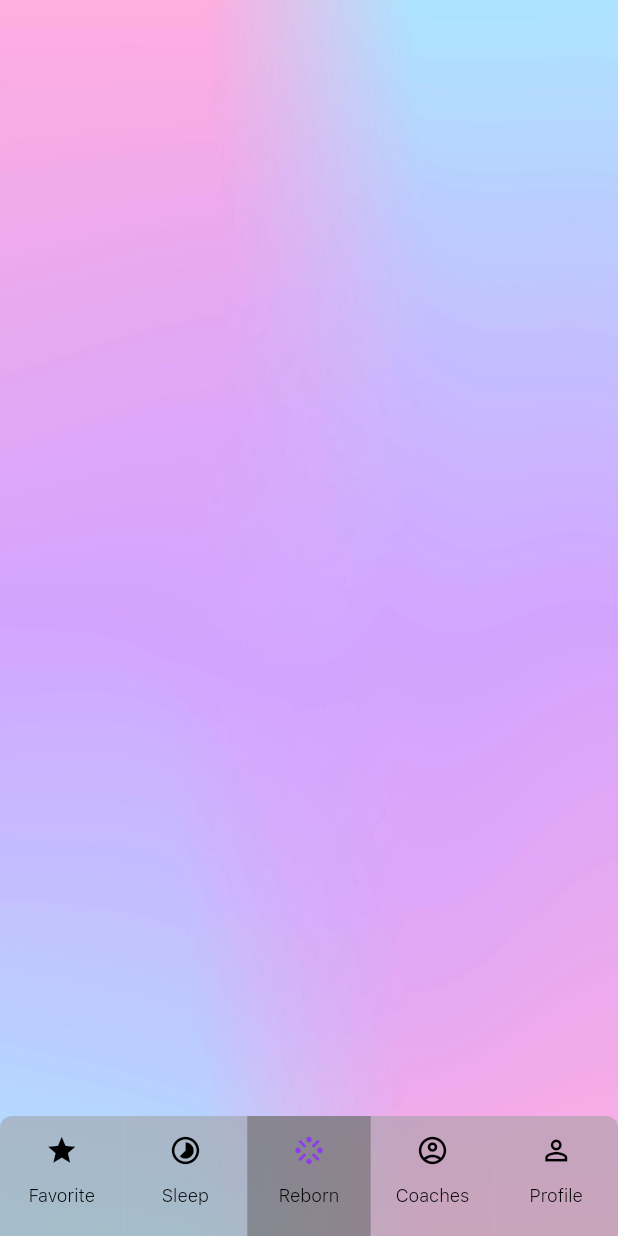
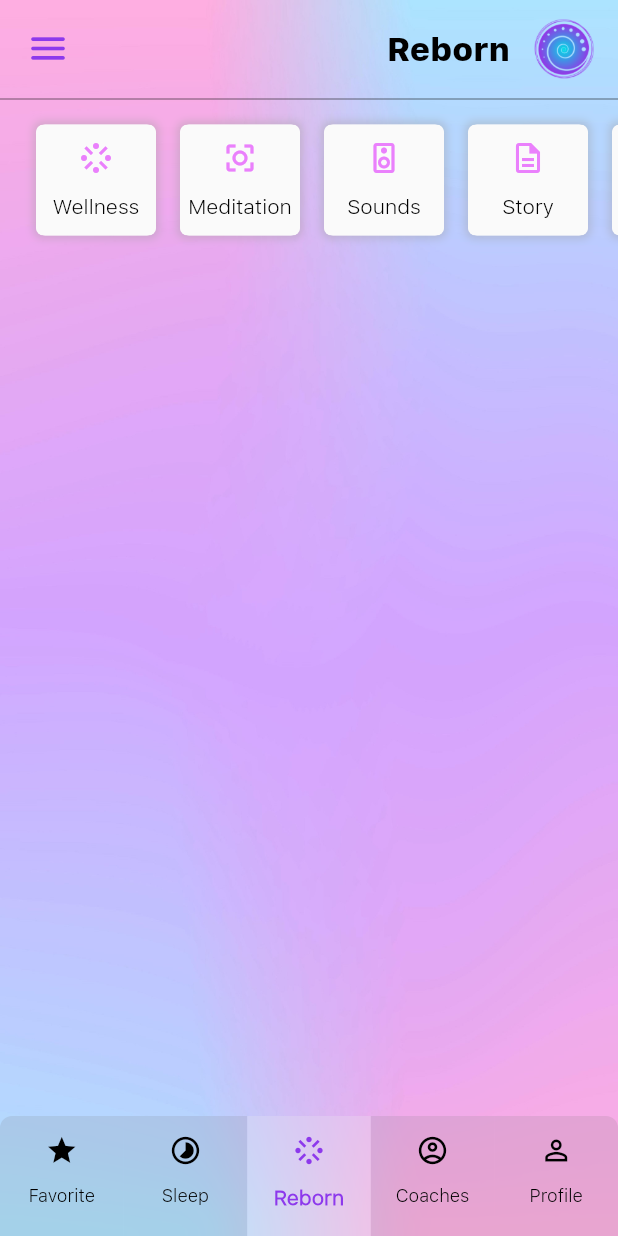
Before and after one commit to mostafizurrahman/reborn, a Flutter app: the HomeWidget screen opened directly, on a phone screen of 412 x 824 dp. Run offline on Flutter 3.47's test engine with Material 2 defaults, Android fonts, the light colour scheme and no system bars; our stand-ins replace cached_network_image, cloud_firestore, equatable, firebase_core, flutter_bloc, font_awesome_flutter and 4 more; accounts and stored records are empty.

Commit message:
Display filter section in top

```diff
--- a/reborn/lib/feature/base_widget/base_scaffold_state.dart
+++ b/reborn/lib/feature/base_widget/base_scaffold_state.dart
@@ -10,6 +10,8 @@ class BaseScaffoldState extends StatelessWidget {
   final Widget? body;
   final Widget? bottom;
   final Widget? floating;
+  final Widget? drawer;
+  final PreferredSizeWidget? appBar;
   final FloatingActionButtonLocation? floatLocation;
 
   const BaseScaffoldState({
@@ -18,6 +20,8 @@ class BaseScaffoldState extends StatelessWidget {
     this.bottom,
     this.floating,
     this.floatLocation,
+    this.appBar,
+    this.drawer,
   }) : super(key: key);
 
   Future<bool> onWilPop() async {
@@ -30,6 +34,8 @@ class BaseScaffoldState extends StatelessWidget {
       value: loadingBloc,
       child: WillPopScope(
         child: Scaffold(
+          drawer: drawer,
+          appBar: appBar,
           body: Container(
             width: screenData.width,
             height: screenData.height,
--- a/reborn/lib/feature/data_model/static_data.dart
+++ b/reborn/lib/feature/data_model/static_data.dart
@@ -38,20 +38,20 @@ class StaticData {
             iconData: Icons.star, tabID: "0_t_fav", name: "Favorite", onTap: _onTabBarItemTap)
           ..isSelected = false,
         TabBarData(
-            iconData: Icons.timelapse, tabID: "1_t_recent", name: "Sleep", onTap: _onTabBarItemTap)
+            iconData: Icons.timelapse, tabID: "1_sleep", name: "Sleep", onTap: _onTabBarItemTap)
           ..isSelected = false,
         TabBarData(
-            iconData: Icons.stream, tabID: "2_t_contact", name: "Reborn", onTap: _onTabBarItemTap)
+            iconData: Icons.stream, tabID: "2_reborn", name: "Reborn", onTap: _onTabBarItemTap)
           ..isSelected = true,
         TabBarData(
             iconData: Icons.account_circle_outlined,
-            tabID: "3_t_qr",
+            tabID: "3_coaches",
             name: "Coaches",
             onTap: _onTabBarItemTap)
           ..isSelected = false,
         TabBarData(
             iconData: Icons.person_outline,
-            tabID: "4_t_add",
+            tabID: "4_profile",
             name: "Profile",
             onTap: _onTabBarItemTap)
           ..isSelected = false,
--- a/reborn/lib/feature/home/home_tab_widget.dart
+++ b/reborn/lib/feature/home/home_tab_widget.dart
@@ -10,8 +10,12 @@ class TabBarData {
   final String tabID;
   final IconData iconData;
   final Function(String) onTap;
-  TabBarData(
-      {required this.tabID, required this.name, required this.iconData, required this.onTap});
+  TabBarData({
+    required this.tabID,
+    required this.name,
+    required this.iconData,
+    required this.onTap,
+  });
 }
 
 class HomeTabWidget extends StatelessWidget {
@@ -35,8 +39,8 @@ class HomeTabWidget extends StatelessWidget {
         width: _width,
         child: Material(
           color: _tabData.isSelected
-              ? Colors.grey.shade600.withAlpha(200)
-              : Colors.grey.shade500.withAlpha(140),
+              ? Colors.grey.shade200.withAlpha(60)
+              : Colors.grey.shade600.withAlpha(40),
           child: Ink(
             child: InkWell(
               focusColor: CCAppTheme.pinkLightColor,
@@ -46,14 +50,7 @@ class HomeTabWidget extends StatelessWidget {
                 mainAxisSize: MainAxisSize.max,
                 mainAxisAlignment: MainAxisAlignment.start,
                 crossAxisAlignment: CrossAxisAlignment.center,
-                children: [
-                  const SizedBox(height: 12),
-                  Icon(_tabData.iconData,
-                      color: _tabData.isSelected ? CCAppTheme.pinkDarkColor : Colors.black,
-                      size: 22),
-                  const SizedBox(height: 12),
-                  Text(_tabData.name, style: CCAppTheme.txt),
-                ],
+                children: _getChildrenList(_tabData),
               ),
             ),
           ),
@@ -64,4 +61,27 @@ class HomeTabWidget extends StatelessWidget {
     }
     return tabList;
   }
+
+  List<Widget> _getChildrenList(TabBarData _tabData) {
+    if (_tabData.isSelected) {
+      return [
+        const SizedBox(height: 12),
+        Icon(_tabData.iconData, color: CCAppTheme.pinkDarkColor, size: 22),
+        const SizedBox(height: 12),
+        Text(
+          _tabData.name,
+          style: CCAppTheme.txt1.copyWith(
+            color: CCAppTheme.pinkDarkColor,
+            fontWeight: FontWeight.w600,
+          ),
+        ),
+      ];
+    }
+    return [
+      const SizedBox(height: 12),
+      Icon(_tabData.iconData, color: Colors.black, size: 22),
+      const SizedBox(height: 12),
+      Text(_tabData.name, style: CCAppTheme.txt),
+    ];
+  }
 }
--- a/reborn/lib/feature/home/home_widget.dart
+++ b/reborn/lib/feature/home/home_widget.dart
@@ -1,6 +1,7 @@
 import 'dart:math';
 
 import 'package:cached_network_image/cached_network_image.dart';
+import 'package:flutter/cupertino.dart';
 import 'package:reborn/feature/data_model/entity/service_entity.dart';
 import 'package:reborn/feature/home/home_recent_widget.dart';
 import 'package:reborn/feature/home/home_secret_widget.dart';
@@ -24,6 +25,7 @@ import '../../rx_export.dart';
 import '../data/network/firebase_api.dart';
 import '../data_model/static_data.dart';
 import '../widget/base_widget/theme_state.dart';
+import '../widget/ink_widget.dart';
 import 'rx_reborn_name/reborn_name_bloc.dart';
 import 'rx_reborn_name/reborn_name_states.dart';
 import 'widgets/bottom_navigation_view.dart';
@@ -71,7 +73,6 @@ class _HomeState extends ThemeState<HomeWidget> {
   Widget build(BuildContext context) {
     screenData.setScreenData(context);
 
-
     return MultiBlocProvider(
       providers: [
         BlocProvider<RebornFilterBloc>.value(value: _rebornNameBloc),
@@ -80,13 +81,22 @@ class _HomeState extends ThemeState<HomeWidget> {
       child: BaseScaffoldState(
         floating: BottomNavigationView(tabBarBehaviour: _tabBehaviour),
         floatLocation: FloatingActionButtonLocation.centerDocked,
+        drawer: const MenuWidget(),
+        body: SafeArea(
+          child: Column(
+            children: const [
+              RebornFilterView(),
+            ],
+          ),
+        ),
       ),
     );
   }
 
+  void _onTapDrawer() {}
+
   Widget _getBody() {
     return Scaffold(
-      drawer: const MenuWidget(),
       body: Container(
         decoration: const BoxDecoration(
           color: Colors.grey,
@@ -99,13 +109,11 @@ class _HomeState extends ThemeState<HomeWidget> {
           color: CCAppTheme.pinkDarkerColor,
           child: Center(
             child: Container(
-
               decoration: CCAppTheme.shadowDec.copyWith(color: CCAppTheme.pinkDarkColor),
               child: Padding(
                 padding: EdgeInsets.symmetric(vertical: 200, horizontal: 48),
                 child: Container(
                   decoration: CCAppTheme.shadowDec.copyWith(color: CCAppTheme.pinkMediumColor),
-
                   child: Padding(
                     padding: EdgeInsets.symmetric(vertical: 150, horizontal: 48),
                     child: Container(
@@ -162,24 +170,23 @@ class _HomeState extends ThemeState<HomeWidget> {
               return Padding(
                 padding: EdgeInsets.only(right: 24, bottom: 6, top: 6, left: index == 0 ? 24 : 0),
                 child: Container(
-
                   width: screenData.width * 0.8 - 12,
                   height: screenData.width * 0.6 - 15,
                   decoration: CCAppTheme.shadowNoBorder,
                   child: ClipRRect(
                     borderRadius: const BorderRadius.all(Radius.circular(6)),
                     child: Material(
-
                       child: Ink(
                         decoration: BoxDecoration(
-                          image: DecorationImage(image: NetworkImage(_category.rebornMeditationList.first.meditationList.first.meditationCoverImage),
-                            fit: BoxFit.cover
-                        ), ),
+                          image: DecorationImage(
+                              image: NetworkImage(_category.rebornMeditationList.first
+                                  .meditationList.first.meditationCoverImage),
+                              fit: BoxFit.cover),
+                        ),
                         child: BackdropFilter(
                           filter: ui.ImageFilter.blur(sigmaX: 5, sigmaY: 5),
                           child: InkWell(
-
-                            onTap: (){
+                            onTap: () {
                               debugPrint("done");
                             },
                             hoverColor: Colors.blueAccent,
@@ -199,10 +206,14 @@ class _HomeState extends ThemeState<HomeWidget> {
                                   children: [
                                     Icon(Icons.favorite, color: CCAppTheme.periwinkleLightColor),
                                     const SizedBox(width: 12),
-                                    Text(data.meditationList.first.meditationType, style: CCAppTheme.txt2.copyWith(color: Colors.white),)
+                                    Text(
+                                      data.meditationList.first.meditationType,
+                                      style: CCAppTheme.txt2.copyWith(color: Colors.white),
+                                    )
                                   ],
                                 ),
-                                Text(_category.categoryTitle, style: CCAppTheme.txtHL1.copyWith(color: Colors.white)),
+                                Text(_category.categoryTitle,
+                                    style: CCAppTheme.txtHL1.copyWith(color: Colors.white)),
                                 SizedBox(height: screenData.width * 0.3),
                                 Container(
                                   width: screenData.width * 0.8,
@@ -227,7 +238,12 @@ class _HomeState extends ThemeState<HomeWidget> {
                                               style: CCAppTheme.txtHL1
                                                   .copyWith(overflow: TextOverflow.fade)),
                                           SizedBox(height: 8),
-                                          Text(author.authorDescription.substring(0, 30)+"...", style: CCAppTheme.txtHL3.copyWith(color: CCAppTheme.pinkDarkColor, overflow: TextOverflow.clip),),
+                                          Text(
+                                            author.authorDescription.substring(0, 30) + "...",
+                                            style: CCAppTheme.txtHL3.copyWith(
+                                                color: CCAppTheme.pinkDarkColor,
+                                                overflow: TextOverflow.clip),
+                                          ),
                                         ],
                                       ),
                                     ],
@@ -258,13 +274,8 @@ class _HomeState extends ThemeState<HomeWidget> {
     return list;
   }
 
-
-
-
-
   @override
   void dispose() {
-
     _rebornNameBloc.close();
     _firebaseBloc.close();
     super.dispose();
--- a/reborn/lib/feature/home/widgets/bottom_navigation_view.dart
+++ b/reborn/lib/feature/home/widgets/bottom_navigation_view.dart
@@ -13,7 +13,6 @@ class BottomNavigationView extends StatelessWidget {
 
   @override
   Widget build(BuildContext context) {
-    final _tabBarData = StaticData.getTabBarData(_onTabBarItemTap);
     return StreamBuilder(
       initialData: _tabBarData,
       builder: _getNavigationBar,
@@ -21,8 +20,11 @@ class BottomNavigationView extends StatelessWidget {
     );
   }
 
+
+  List<TabBarData> get _tabBarData => StaticData.getTabBarData(_onTabBarItemTap);
+
   void _onTabBarItemTap(final String tabID) {
-    final _list = tabBarBehaviour.value;
+    final _list = tabBarBehaviour.valueOrNull ?? _tabBarData;
     for (final element in _list) {
       element.isSelected = element.tabID == tabID;
     }
--- a/reborn/lib/feature/home/widgets/reborn_filter_view.dart
+++ b/reborn/lib/feature/home/widgets/reborn_filter_view.dart
@@ -3,6 +3,7 @@ import 'package:flutter/material.dart';
 import 'package:flutter_bloc/flutter_bloc.dart';
 import 'package:reborn/feature/home/rx_reborn_name/reborn_name_bloc.dart';
 import 'package:reborn/feature/home/rx_reborn_name/reborn_name_states.dart';
+import 'package:reborn/feature/widget/base_widget/theme_state.dart';
 import 'package:reborn/feature/widget/ink_widget.dart';
 import 'package:reborn/utility/app_theme_data.dart';
 import 'package:reborn/utility/image_ext.dart';
@@ -17,7 +18,7 @@ class RebornFilterView extends StatefulWidget {
   }
 }
 
-class RebornHomeFilterState extends State<RebornFilterView> {
+class RebornHomeFilterState extends ThemeState<RebornFilterView> {
   late final List<RebornFilterData> filterList;
   @override
   void initState() {
@@ -28,20 +29,21 @@ class RebornHomeFilterState extends State<RebornFilterView> {
   @override
   Widget build(BuildContext context) {
     final filterBloc = BlocProvider.of<RebornFilterBloc>(context);
-    const double height = 324;
+
     return Material(
       color: Colors.transparent,
       child: SizedBox(
         width: screenData.width,
-        height: height,
+
         child: Column(
           mainAxisAlignment: MainAxisAlignment.end,
           children: [
             SizedBox(
-              height: 80,
+              height: 65,
               width: screenData.width,
               child: Row(
-                crossAxisAlignment: CrossAxisAlignment.start,
+                crossAxisAlignment: CrossAxisAlignment.center,
+
                 children: [
                   Padding(
                     padding: const EdgeInsets.all(12.0),
@@ -49,18 +51,22 @@ class RebornHomeFilterState extends State<RebornFilterView> {
                         onTap: () => Scaffold.of(context).openDrawer(),
                         iconData: Icons.menu_rounded,
                         iconColor: CCAppTheme.pinkDarkColor,
-                        dimension: 45,
-                        radius: 45 / 2),
+                        dimension: 40,
+                        radius: 20),
+                  ),
+                  const Spacer(),
+                  Text("Reborn", style: headStyle1),
+                  Padding(
+                    padding: const EdgeInsets.symmetric(horizontal: 16),
+                    child: Image(
+                      image: ImageExt.getImageAsset("reborn_circle.png"),
+                      width: 40,),
                   ),
                 ],
               ),
             ),
-            Image(
-                image: ImageExt.getImageAsset("reborn_circle.png"),
-                width: screenData.width * 0.225),
-            const SizedBox(height: 24),
-            Text("Hi ${userInfo.displayName}! Good Day!", style: CCAppTheme.txtHL1),
-            const SizedBox(height: 12),
+            const Divider(height: 2, color: Colors.black54),
+            const SizedBox(height: 8),
             BlocBuilder(
               builder: _onBuildGridFilter,
               bloc: filterBloc,
--- a/reborn/lib/feature/widget/base_widget/theme_state.dart
+++ b/reborn/lib/feature/widget/base_widget/theme_state.dart
@@ -9,8 +9,8 @@ class ThemeState<T> extends State {
   BoxDecoration get shadowBorder => CCAppTheme.shadowDec;
   TextTheme get txtTheme => Theme.of(context).textTheme;
   TextStyle get textStyle => txtTheme.bodyText1 ?? CCAppTheme.txt ;
-  TextStyle get textStyle1 => txtTheme.bodyText1 ?? CCAppTheme.txt1 ;
-  TextStyle get textStyle2 => txtTheme.bodyText1 ?? CCAppTheme.txt2 ;
+  TextStyle get bodyText2 => txtTheme.bodyText2 ?? CCAppTheme.txt1 ;
+  TextStyle get textStyle2 => txtTheme.bodyText2 ?? CCAppTheme.txt2 ;
   TextStyle get headStyle3 => txtTheme.headline3 ?? CCAppTheme.txtHL3 ;
   TextStyle get headStyle2 => txtTheme.headline2 ?? CCAppTheme.txtHL2 ;
   TextStyle get headStyle1 => txtTheme.headline1 ?? CCAppTheme.txtHL1 ;
--- a/reborn/lib/feature/widget/ink_widget.dart
+++ b/reborn/lib/feature/widget/ink_widget.dart
@@ -22,15 +22,13 @@ class InkWidget extends StatelessWidget {
     return Material(
       color: Colors.transparent,
       child: Ink(
+        width: dimension,
+        height: _height,
         child: InkWell(
           focusColor: Colors.blue,
           splashColor: Colors.blueAccent,
           onTap: onTap,
-          child: SizedBox(
-            width: dimension,
-            height: _height,
-            child: Center(child: content),
-          ),
+          child: Center(child: content),
         ),
       ),
     );
@@ -39,7 +37,7 @@ class InkWidget extends StatelessWidget {
 
 class CCImageButton extends CCIconButton {
   final Widget imageWidget;
-  const CCImageButton(
+  CCImageButton(
       {Key? key, required VoidCallback onTap,
       required this.imageWidget,
       final String title = "",
@@ -70,7 +68,7 @@ class CCIconButton extends StatelessWidget {
   final VoidCallback onTap;
   final double? height;
   final bool isRowButton;
-  const CCIconButton(
+  CCIconButton(
       {Key? key,
       required this.onTap,
       required this.iconData,
@@ -132,7 +130,7 @@ class CCIconButton extends StatelessWidget {
 class RIButton extends CCIconButton {
   final double radius;
 
-  const RIButton(
+  RIButton(
       {Key? key,
       required VoidCallback onTap,
       required IconData iconData,
```
Lines whose indentation alone changed are shown as unchanged.
